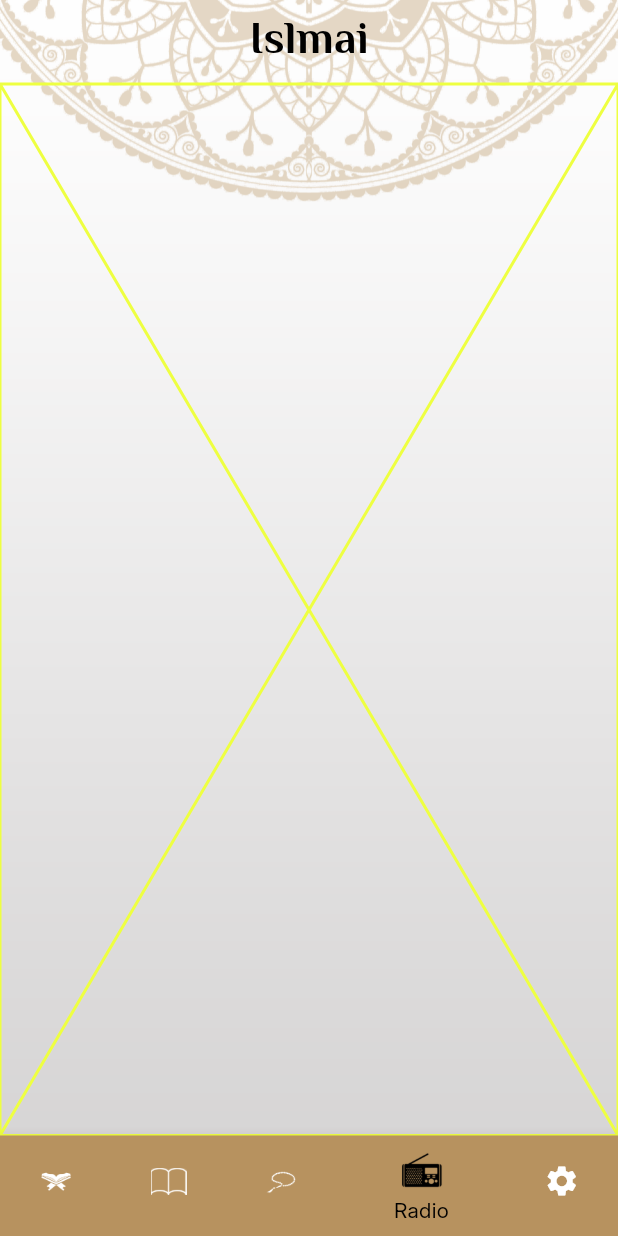
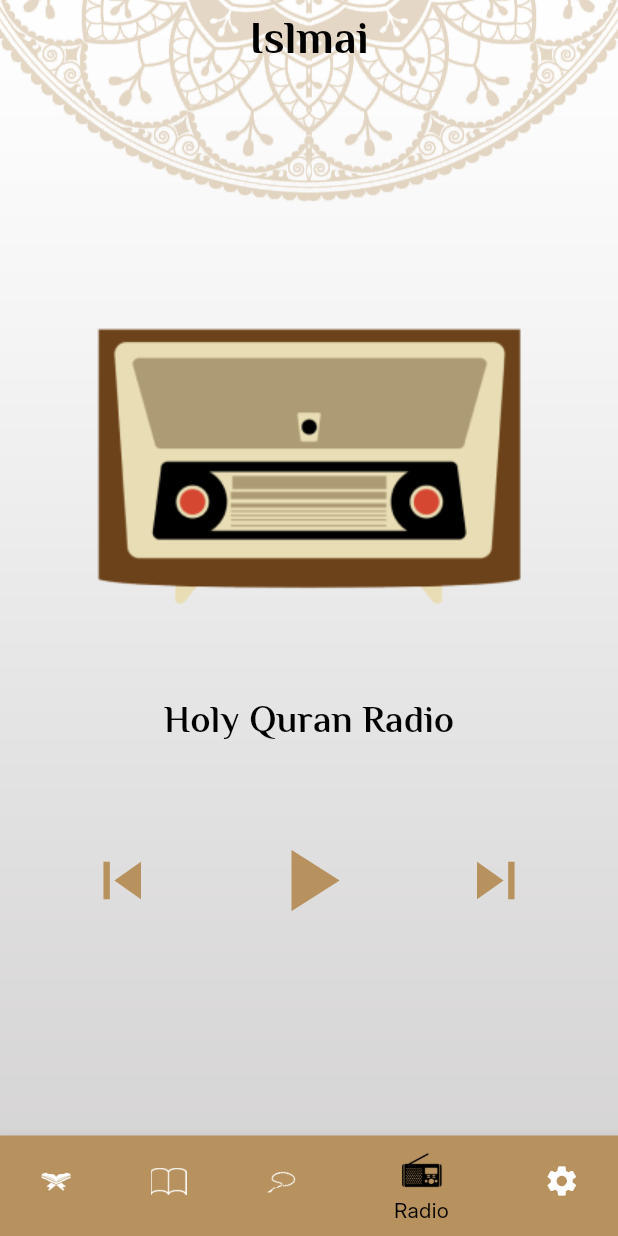
Before and after one commit to mohamedali015/islami-route, a Flutter app: the screen it shows after launch, item 4 of the bottom bar chosen, on a phone screen of 412 x 824 dp. Run offline on Flutter 3.47's test engine with Material 3 defaults, Android fonts, the light colour scheme and no system bars; our stand-ins replace shared_preferences; generated files the repository leaves out were written again.

Commit message:
feat: design Radio screen feat: add theme and translation to Radio Screen

```diff
--- a/lib/UI/Home/Radio/radio_tap.dart
+++ b/lib/UI/Home/Radio/radio_tap.dart
@@ -1,12 +1,58 @@
 import 'package:flutter/material.dart';
+import 'package:islami/ui_utils.dart';
 
 class RadioTap extends StatelessWidget {
   const RadioTap({super.key});
 
   @override
   Widget build(BuildContext context) {
-    return const Placeholder(
-      color: Colors.limeAccent,
+    return Column(
+      children: [
+        Padding(
+          padding: const EdgeInsets.only(top: 144.0),
+          child: Image.asset("Assets/Images/Radio header.png"),
+        ),
+        Padding(
+          padding: const EdgeInsets.only(top: 42.0),
+          child: Center(
+            child: Text(
+              getTranslation(context).quranRadioStation,
+              style: Theme.of(context).textTheme.titleSmall,
+            ),
+          ),
+        ),
+        Padding(
+          padding: const EdgeInsets.only(top: 44.0),
+          child: Directionality(
+            textDirection: TextDirection.ltr,
+            child: Center(
+              child: Row(
+                mainAxisAlignment: MainAxisAlignment.spaceEvenly,
+                children: [
+                  IconButton(
+                    onPressed: () {},
+                    color: Theme.of(context).colorScheme.secondary,
+                    iconSize: 50,
+                    icon: const Icon(Icons.skip_previous),
+                  ),
+                  IconButton(
+                    onPressed: () {},
+                    color: Theme.of(context).colorScheme.secondary,
+                    iconSize: 70,
+                    icon: const Icon(Icons.play_arrow),
+                  ),
+                  IconButton(
+                    onPressed: () {},
+                    color: Theme.of(context).colorScheme.secondary,
+                    iconSize: 50,
+                    icon: const Icon(Icons.skip_next),
+                  ),
+                ],
+              ),
+            ),
+          ),
+        ),
+      ],
     );
   }
 }
--- a/lib/l10n/app_ar.arb
+++ b/lib/l10n/app_ar.arb
@@ -18,5 +18,6 @@
     "sobhanAllah"  : "سبحان الله" ,
     "elHamdleAllah"  : "الحمد لله",
     "laIlahaIllaAllah" : "لا اله الا الله",
-    "allahuAkbar" : "الله اكبر"
+    "allahuAkbar" : "الله اكبر",
+    "quranRadioStation" : "إذاعة القرآن الكريم"
 }
--- a/lib/l10n/app_en.arb
+++ b/lib/l10n/app_en.arb
@@ -18,5 +18,7 @@
     "sobhanAllah"  : "Sobhan Allah",
     "elHamdleAllah"  : "El Hamd le Allah",
     "laIlahaIllaAllah" : "La ilaha illa Allah",
-    "allahuAkbar" : "Allahu Akbar"
+    "allahuAkbar" : "Allahu Akbar",
+    "quranRadioStation" : "Holy Quran Radio"
+
 }
```
Also changed, not shown: 1 other file.
